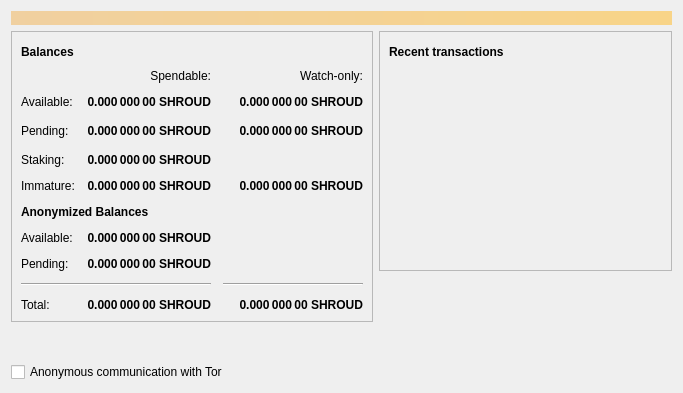
Before: the Qt Designer form src/qt/forms/overviewpage.ui in ShroudProtocol/ShroudX, drawn with Qt 5.
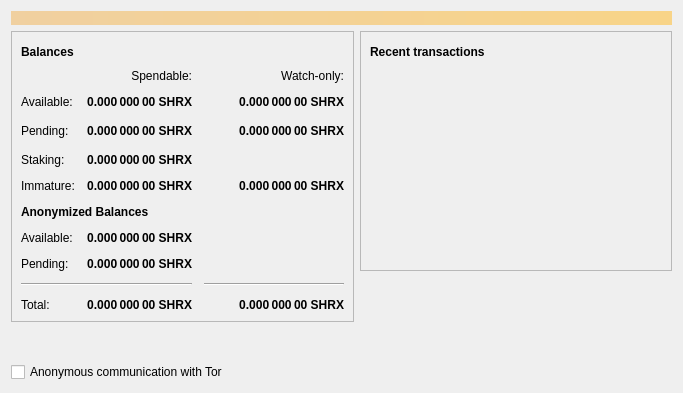
After: the same form once the commit is applied. Icons and pictures are not drawn.

```diff
--- a/src/qt/forms/overviewpage.ui
+++ b/src/qt/forms/overviewpage.ui
@@ -129,7 +129,7 @@
                <string>Mined balance in watch-only addresses that has not yet matured</string>
               </property>
               <property name="text">
-               <string notr="true">0.000 000 00 SHROUD</string>
+               <string notr="true">0.000 000 00 SHRX</string>
               </property>
               <property name="alignment">
                <set>Qt::AlignRight|Qt::AlignTrailing|Qt::AlignVCenter</set>
@@ -154,7 +154,7 @@
                <string>Unconfirmed transactions to watch-only addresses</string>
               </property>
               <property name="text">
-               <string notr="true">0.000 000 00 SHROUD</string>
+               <string notr="true">0.000 000 00 SHRX</string>
               </property>
               <property name="alignment">
                <set>Qt::AlignRight|Qt::AlignTrailing|Qt::AlignVCenter</set>
@@ -179,7 +179,7 @@
                <string>Total of anonymize transactions that have yet to be confirmed, and do not yet count toward the spendable balance</string>
               </property>
               <property name="text">
-               <string notr="true">0.000 000 00 SHROUD</string>
+               <string notr="true">0.000 000 00 SHRX</string>
               </property>
               <property name="alignment">
                <set>Qt::AlignRight|Qt::AlignTrailing|Qt::AlignVCenter</set>
@@ -217,7 +217,7 @@
                <string>Your current balance in watch-only addresses</string>
               </property>
               <property name="text">
-               <string notr="true">0.000 000 00 SHROUD</string>
+               <string notr="true">0.000 000 00 SHRX</string>
               </property>
               <property name="alignment">
                <set>Qt::AlignRight|Qt::AlignTrailing|Qt::AlignVCenter</set>
@@ -266,7 +266,7 @@
                <string>Your current spendable anonymized balance</string>
               </property>
               <property name="text">
-               <string>0.000 000 00 SHROUD</string>
+               <string>0.000 000 00 SHRX</string>
               </property>
               <property name="alignment">
                <set>Qt::AlignRight|Qt::AlignTrailing|Qt::AlignVCenter</set>
@@ -291,7 +291,7 @@
                <string>Mined balance that has not yet matured</string>
               </property>
               <property name="text">
-               <string notr="true">0.000 000 00 SHROUD</string>
+               <string notr="true">0.000 000 00 SHRX</string>
               </property>
               <property name="alignment">
                <set>Qt::AlignRight|Qt::AlignTrailing|Qt::AlignVCenter</set>
@@ -323,7 +323,7 @@
                <string>Total of transactions that have yet to be confirmed, and do not yet count toward the spendable balance</string>
               </property>
               <property name="text">
-               <string notr="true">0.000 000 00 SHROUD</string>
+               <string notr="true">0.000 000 00 SHRX</string>
               </property>
               <property name="alignment">
                <set>Qt::AlignRight|Qt::AlignTrailing|Qt::AlignVCenter</set>
@@ -361,7 +361,7 @@
                <string>Your current spendable balance</string>
               </property>
               <property name="text">
-               <string notr="true">0.000 000 00 SHROUD</string>
+               <string notr="true">0.000 000 00 SHRX</string>
               </property>
               <property name="alignment">
                <set>Qt::AlignRight|Qt::AlignTrailing|Qt::AlignVCenter</set>
@@ -400,7 +400,7 @@
                <string>Your current total balance</string>
               </property>
               <property name="text">
-               <string notr="true">0.000 000 00 SHROUD</string>
+               <string notr="true">0.000 000 00 SHRX</string>
               </property>
               <property name="alignment">
                <set>Qt::AlignRight|Qt::AlignTrailing|Qt::AlignVCenter</set>
@@ -425,7 +425,7 @@
                <string>Current total balance in watch-only addresses</string>
               </property>
               <property name="text">
-               <string notr="true">0.000 000 00 SHROUD</string>
+               <string notr="true">0.000 000 00 SHRX</string>
               </property>
               <property name="alignment">
                <set>Qt::AlignRight|Qt::AlignTrailing|Qt::AlignVCenter</set>
@@ -497,7 +497,7 @@
                </font>
               </property>
               <property name="text">
-               <string>0.000 000 00 SHROUD</string>
+               <string>0.000 000 00 SHRX</string>
               </property>
               <property name="alignment">
                <set>Qt::AlignRight|Qt::AlignTrailing|Qt::AlignVCenter</set>
```
